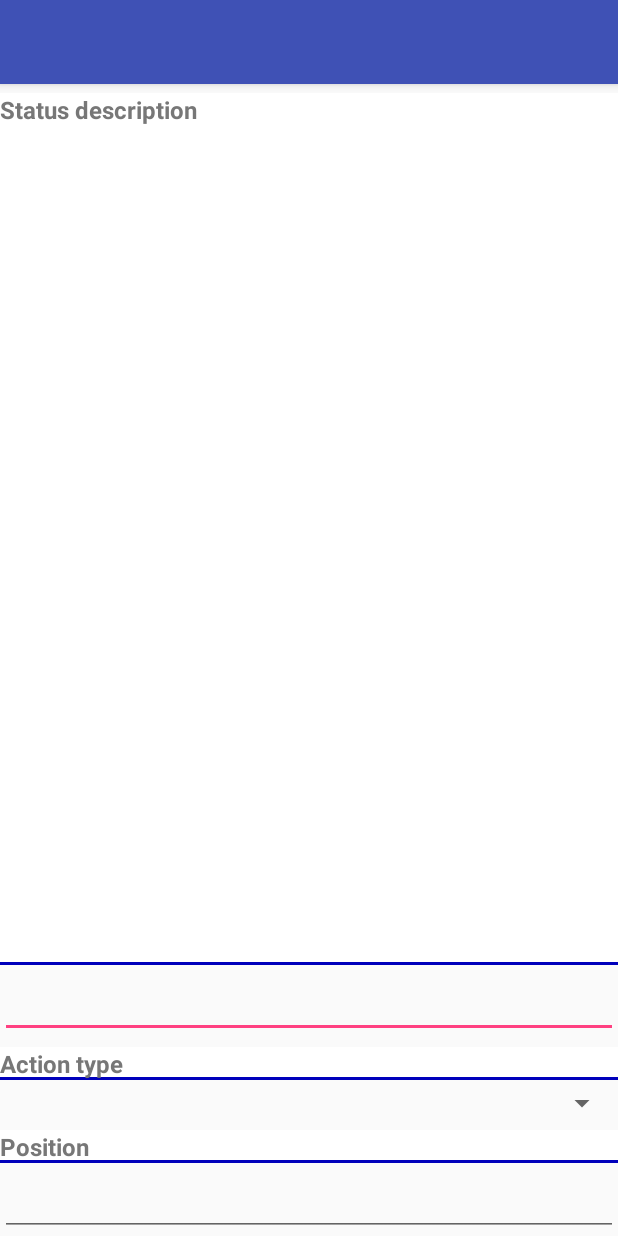
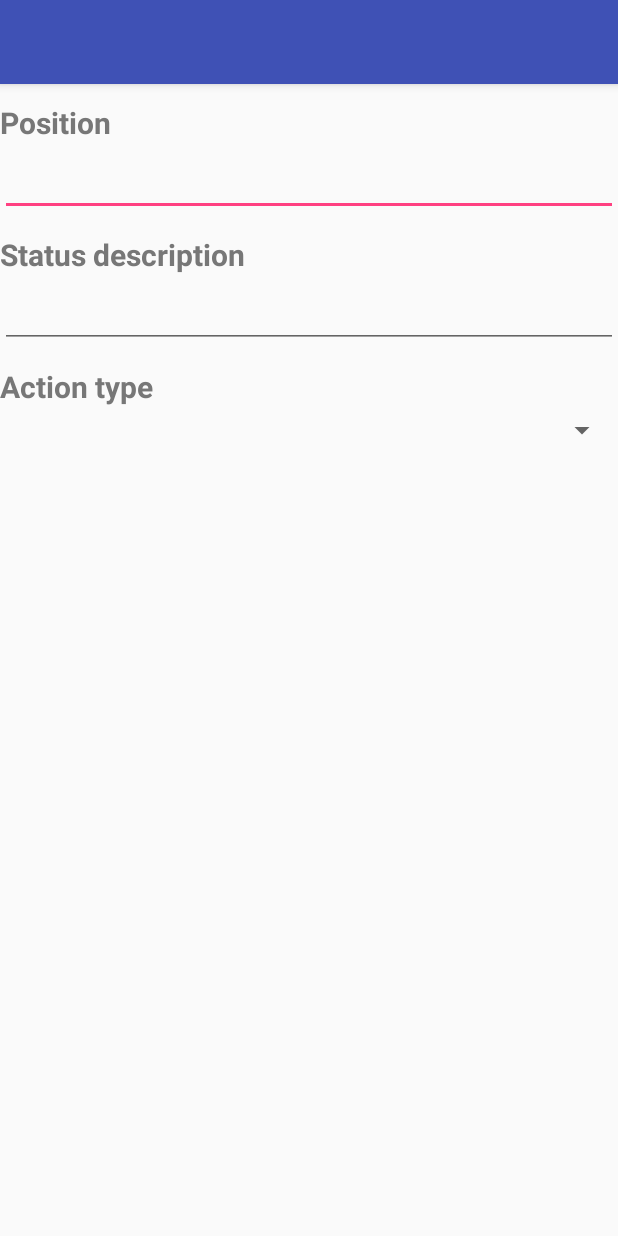
Before and after one commit to iddekingej/MyToDo, an Android app: the layout activity_edit_status.xml on its own in the app's theme, with its tools: preview values and no code run, on a phone screen of 412 x 824 dp. Run offline under Robolectric (Android 15) with nearby library versions, the phone set to English and light mode, and no system bars.

Commit message:
* Protect position on invalid values * Cleanup layout * Remove floating button * First ask and the delete status

```diff
--- a/app/build.gradle
+++ b/app/build.gradle
@@ -26,6 +26,6 @@ dependencies {
     })
     compile 'com.android.support:appcompat-v7:26.+'
     compile 'com.android.support.constraint:constraint-layout:1.0.2'
-    compile 'com.android.support:design:26.+'
+    compile 'com.android.support:design:23.2.1'
     testCompile 'junit:junit:4.12'
 }
--- a/app/src/main/java/org/elaya/mytodo/ActionTypes.java
+++ b/app/src/main/java/org/elaya/mytodo/ActionTypes.java
@@ -14,7 +14,7 @@ class ActionTypes {
     public static final long STARTED=2;
     public static final long FINISHED=3;
     public static final long REMOVED=4;
-
+    public static final long MAX=4;
     public static  String[] getActionTypes(Activity pActivity){
         if(actionTypesCache == null){
             actionTypesCache =new String[actionTypesId.length];
--- a/app/src/main/res/drawable/border.xml
+++ b/app/src/main/res/drawable/border.xml
@@ -3,13 +3,13 @@
     <item>
         <shape
             android:shape="rectangle">
-            <stroke android:width="2dp" android:color="@color/sectionTitleLine" />
+            <stroke android:width="1dp" android:color="@color/sectionTitleLine" />
             <solid android:color="@color/windowBackground" />
 
         </shape>
     </item>
 
-    <item android:bottom="2dp" android:top="0dp">
+    <item android:bottom="0dp" android:top="1dp">
         <shape
             android:shape="rectangle">
             <solid android:color="@color/windowBackground" />
--- a/app/src/main/res/layout/activity_edit_status.xml
+++ b/app/src/main/res/layout/activity_edit_status.xml
@@ -21,16 +21,28 @@
 
 
     </android.support.design.widget.AppBarLayout>
+    <TextView
+        android:id="@+id/textView7"
+        style="@style/formLabel"
+        android:layout_width="match_parent"
+        android:layout_height="wrap_content"
+        android:text="@string/position"
+        android:labelFor="@+id/position"
+        />
 
+    <EditText
+        android:id="@+id/position"
+        android:layout_width="match_parent"
+        android:layout_height="wrap_content"
+        android:ems="10"
+        android:inputType="number" />
     <TextView
         android:id="@+id/textView"
         style="@style/formLabel"
         android:layout_width="match_parent"
-        android:layout_height="0dp"
-        android:layout_weight="1"
-        android:text="@string/status_description"
+        android:layout_height="wrap_content"
         android:labelFor="@+id/description"
-        />
+        android:text="@string/status_description" />
     <EditText
         android:id="@+id/description"
         android:layout_width="match_parent"
@@ -52,21 +64,7 @@
         android:layout_width="match_parent"
         android:layout_height="wrap_content" />
 
-    <TextView
-        android:id="@+id/textView7"
-        style="@style/formLabel"
-        android:layout_width="match_parent"
-        android:layout_height="wrap_content"
-        android:text="@string/position"
-        android:labelFor="@+id/position"
-        />
 
-    <EditText
-        android:id="@+id/position"
-        android:layout_width="match_parent"
-        android:layout_height="wrap_content"
-        android:ems="10"
-        android:inputType="number" />
 
 
 </LinearLayout>
--- a/app/src/main/res/values/colors.xml
+++ b/app/src/main/res/values/colors.xml
@@ -3,4 +3,6 @@
     <color name="colorPrimary">#3F51B5</color>
     <color name="colorPrimaryDark">#303F9F</color>
     <color name="colorAccent">#FF4081</color>
+    <color name="sectionTitleLine">#bcbaba</color>
+    <color name="windowBackground">#FFF</color>
 </resources>
--- a/app/src/main/res/values/styles.xml
+++ b/app/src/main/res/values/styles.xml
@@ -1,6 +1,5 @@
 <resources>
-    <color name="sectionTitleLine">#FF0000BB</color>
-    <color name="windowBackground">#FFF</color>
+
 
     <!-- Base application theme. -->
     <style name="AppTheme" parent="Theme.AppCompat.Light.DarkActionBar">
@@ -8,18 +7,20 @@
         <item name="colorPrimary">@color/colorPrimary</item>
         <item name="colorPrimaryDark">@color/colorPrimaryDark</item>
         <item name="colorAccent">@color/colorAccent</item>
+        <item name="android:editTextStyle">@style/MyEditTextStyle</item>
+
     </style>
 
 
     <style name="MyEditTextStyle" parent="android:Widget.EditText">
-        <item name='android:textSize'>12dp</item>
+        <item name='android:textSize'>14sp</item>
     </style>
 
 
     <style name="AppTheme.NoActionBar" parent="Theme.AppCompat.Light.NoActionBar">
         <item name="windowActionBar">false</item>
         <item name="windowNoTitle">true</item>
-        <item name="android:editTextStyle">@style/MyEditTextStyle</item>
+        <item name="editTextStyle">@style/MyEditTextStyle</item>
     </style>
 
     <style name="AppTheme.AppBarOverlay" parent="ThemeOverlay.AppCompat.Light" />
@@ -28,16 +29,16 @@
 
     <style name="title" parent="android:Widget.TextView">
         <item name='android:textColor'>#000</item>
-        <item name='android:background'>#e4c71e</item>
+        <item name='android:background'>#dad9d4</item>
         <item name='android:textSize'>20dp</item>
     </style>
 
     <style name="formLabel" parent="android:Widget.TextView">
         <item name='android:textColor'>#777</item>
-        <item name='android:background'>@drawable/border</item>
+        <!--<item name='android:background'>@drawable/border</item>-->
         <item name="android:textStyle">bold</item>
-        <item name='android:textSize'>16dp</item>
-        <item name="android:layout_marginTop">6dp</item>
+        <item name='android:textSize'>20sp</item>
+        <item name="android:layout_marginTop">12dp</item>
         <item name="android:layout_marginBottom">3dp</item>
     </style>
 
```
Also changed, not shown: app/src/main/java/org/elaya/mytodo/EditStatusActivity.java (+22 -5 lines), app/src/main/java/org/elaya/mytodo/EditToDoActivity.java (+1 -7 lines), app/src/main/java/org/elaya/mytodo/Helpers.java (+12 -0 lines), app/src/main/res/layout/activity_edit_project.xml (+0 -9 lines), app/src/main/res/layout/activity_edit_todo.xml (+5 -11 lines), app/src/main/res/menu/menu_edit_todo.xml (+9 -6 lines), app/src/main/res/values/strings.xml (+9 -0 lines).
